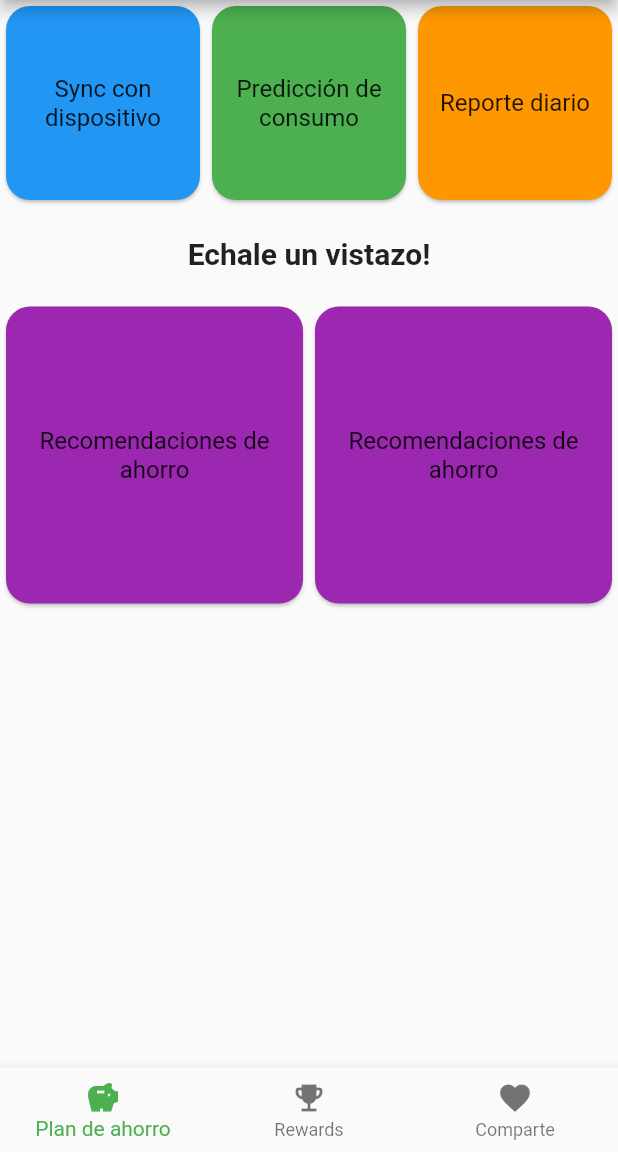
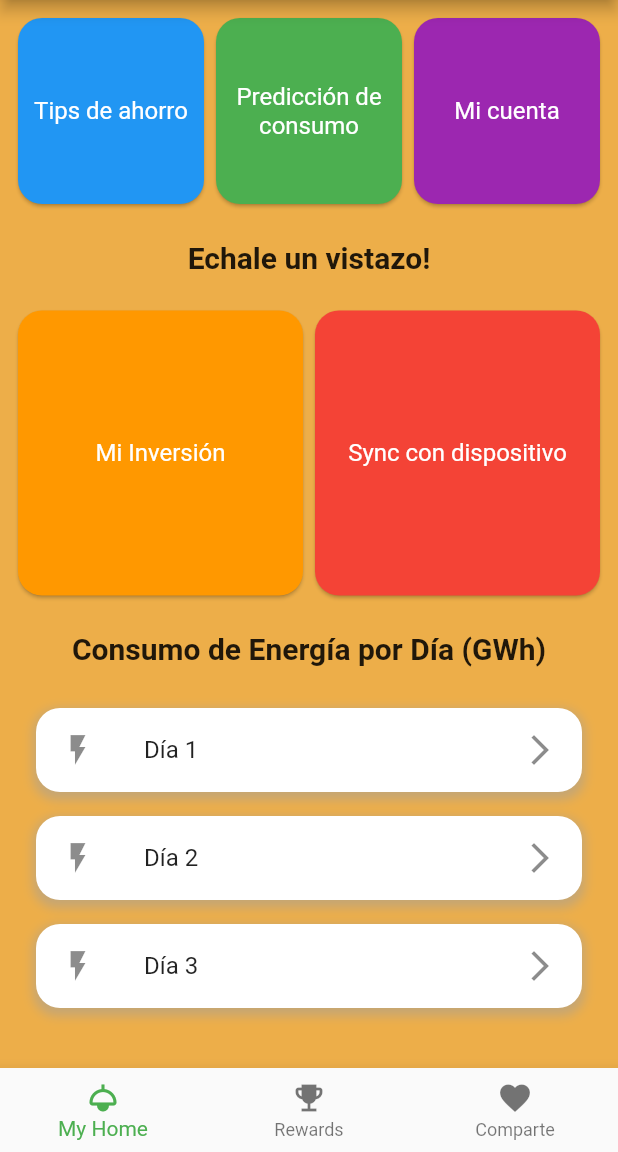
Before and after one commit to JocelynVelarde/Resourcify, a Flutter app: the HomePage screen opened directly, on a phone screen of 412 x 824 dp, the part 84-1236 px from its top. Run offline on Flutter 3.47's test engine with Material 2 defaults, Android fonts, the phone set to English and light mode, and no system bars; our stand-ins replace dots_indicator, firebase_auth, percent_indicator; missing offline and left inert: draw_graph; accounts and stored records are empty.

Commit message:
finished home page, missing some directories

```diff
--- a/lib/home.dart
+++ b/lib/home.dart
@@ -1,10 +1,13 @@
 import 'package:flutter/material.dart';
+import 'package:flutter_application_1/community.dart';
+import 'package:flutter_application_1/graphDaily.dart';
+import 'package:flutter_application_1/myhome.dart';
+import 'package:flutter_application_1/rewards.dart';
 
 class HomePage extends StatefulWidget {
   const HomePage({Key? key}) : super(key: key);
 
   @override
-  // ignore: library_private_types_in_public_api
   _HomePageState createState() => _HomePageState();
 }
 
@@ -14,34 +17,70 @@ class _HomePageState extends State<HomePage> {
   void _onItemTapped(int index) {
     setState(() {
       _selectedIndex = index;
+      switch (index) {
+        case 0:
+          Navigator.push(context,
+              MaterialPageRoute(builder: (context) => ManageHomePage()));
+          break;
+        case 1:
+          // Navigate to 'Rewards' page
+          // You can replace 'RewardsPage' with the actual widget for this page
+          Navigator.push(
+              context, MaterialPageRoute(builder: (context) => RewardsPage()));
+          break;
+        case 2:
+          // Navigate to 'Comparte' page
+          // You can replace 'CompartePage' with the actual widget for this page
+          Navigator.push(context,
+              MaterialPageRoute(builder: (context) => CommunityPage()));
+          break;
+      }
     });
   }
-
 List<Widget> _buildCards() {
   return [
     _buildCard(
       color: Colors.blue,
-        text: 'Sync con dispositivo',
+      text: 'Tips de ahorro',
+      index: 1,
     ),
     _buildCard(
       color: Colors.green,
       text: 'Predicción de consumo',
+      index: 2,
+    ),
+    _buildCard(
+      color: Colors.purple, // Change color to purple
+      text: 'Mi cuenta', // Change text to "Recomendaciones de Ahorro"
+      index: 3, // Update the index if needed
     ),
     _buildCard(
       color: Colors.orange,
-        text: 'Reporte diario',
+      text: 'Mi Inversión', // Change text to "Mi Inversión"
+      index: 4, // Update the index if needed
     ),
+    _buildCard(color: Colors.red, text: "Sync con dispositivo", index: 5)
   ];
 }
 
 
-
-
-  Widget _buildCard({required Color color, required String text}) {
-    return Card(
+  Widget _buildCard(
+      {required Color color, required String text, required int index}) {
+    return GestureDetector(
+      onTap: () {
+        print("HOLA");
+        if (index == 1) {
+          Navigator.push(context,
+              MaterialPageRoute(builder: (context) => const GraphScreen()));
+        } else {
+          Navigator.push(context,
+    MaterialPageRoute(builder: (context) => const GraphScreen()));
+        }
+      },
+      child: Card(
         color: color,
         shape: RoundedRectangleBorder(
-        borderRadius: BorderRadius.circular(16.0), // Esquinas redondeadas
+          borderRadius: BorderRadius.circular(16.0), // Rounded borders
         ),
         child: Center(
           child: Text(
@@ -49,6 +88,8 @@ class _HomePageState extends State<HomePage> {
             textAlign: TextAlign.center,
             style: const TextStyle(
               fontSize: 16,
+              color: Colors.white, // Text color
+            ),
           ),
         ),
       ),
@@ -58,9 +99,10 @@ class _HomePageState extends State<HomePage> {
   @override
   Widget build(BuildContext context) {
     return Scaffold(
+      backgroundColor: const Color(0xFFEDAE49),
       appBar: AppBar(
         title: const Padding(
-          padding: const EdgeInsets.symmetric(horizontal: 16.0),
+          padding: EdgeInsets.symmetric(horizontal: 16.0),
           child: Text('Resourcify'),
         ),
         actions: [
@@ -78,58 +120,101 @@ class _HomePageState extends State<HomePage> {
           ),
         ],
       ),
-      body: Column(
+      body: Padding(
+        padding: const EdgeInsets.all(8.0),
+        child: Column(
           children: [
             GridView.builder(
               shrinkWrap: true,
               gridDelegate: const SliverGridDelegateWithFixedCrossAxisCount(
                 crossAxisCount: 3,
               ),
-            itemCount: 3, // Número de tarjetas
+              itemCount: 3,
               itemBuilder: (context, index) {
                 return _buildCards()[index];
               },
             ),
-          SizedBox(height: 20), // Espacio entre las dos filas
+            SizedBox(height: 20),
             Text(
               'Echale un vistazo!',
               textAlign: TextAlign.left,
               style: TextStyle(
                 fontSize: 20,
                 fontWeight: FontWeight.bold,
-
               ),
             ),
-          SizedBox(height: 20), // Espacio entre el texto y la segunda fila
+            SizedBox(height: 20),
             GridView.builder(
               shrinkWrap: true,
               gridDelegate: const SliverGridDelegateWithFixedCrossAxisCount(
                 crossAxisCount: 2,
               ),
-            itemCount: 2, // Número de nuevos cuadros medianos
+              itemCount: 2,
               itemBuilder: (context, index) {
-              // Aquí puedes construir los cuadros medianos según tus necesidades
-              return _buildCard(
-                color: Colors.purple, // Personaliza el color
-                text: 'Recomendaciones de ahorro', // Personaliza el texto
-              );
+                return _buildCards(
 
-
+                )[index+3];
               },
             ),
+            SizedBox(height: 20),
+            Text(
+              'Consumo de Energía por Día (GWh)',
+              style: TextStyle(
+                fontSize: 20,
+                fontWeight: FontWeight.bold,
+              ),
+            ),
+            SizedBox(height: 20),
+            Expanded(
+              child: ListView.builder(
+                itemCount: 3,
+                itemBuilder: (context, index) {
+                  return GestureDetector(
+                    onTap: () {
+                      // Handle list item click here
+                      Navigator.push(context,
+                          MaterialPageRoute(builder: (context) => GraphScreen()));
+                    },
+                    child: Container(
+                      margin: EdgeInsets.symmetric(vertical: 8, horizontal: 16),
+                      decoration: BoxDecoration(
+                        color: Colors.white, // Background color
+                        borderRadius:
+                            BorderRadius.circular(16), // Rounded borders
+                        boxShadow: [
+                          BoxShadow(
+                            color: Colors.grey.withOpacity(0.5),
+                            spreadRadius: 2,
+                            blurRadius: 5,
+                            offset: Offset(0, 3),
+                          ),
                         ],
+                      ),
+                      child: ListTile(
+                        leading: Icon(Icons.flash_on), // Electricity ray icon
+                        title: Text('Día ${index + 1}'),
+                        trailing: Icon(Icons.arrow_forward_ios),
+                      ),
+                    ),
+                  );
+                },
+              ),
+            ),
+          ],
+        ),
       ),
       bottomNavigationBar: BottomNavigationBar(
         items: const <BottomNavigationBarItem>[
           BottomNavigationBarItem(
-            icon: Icon(Icons.savings),
-            label: 'Plan de ahorro',
+            icon: Icon(Icons.light),
+            label: 'My Home',
           ),
           BottomNavigationBarItem(
             icon: Icon(Icons.emoji_events),
             label: 'Rewards',
           ),
-          BottomNavigationBarItem(icon: Icon(Icons.favorite), label: "Comparte"),
+          BottomNavigationBarItem(
+              icon: Icon(Icons.favorite), label: "Comparte"),
         ],
         currentIndex: _selectedIndex,
         selectedItemColor: Colors.green,
--- a/pubspec.yaml
+++ b/pubspec.yaml
@@ -44,6 +44,8 @@ dependencies:
   flutter_spinkit: ^5.2.0
   google_fonts: ^5.1.0
   percent_indicator: ^4.2.3
+  fl_chart: ^0.63.0
+  draw_graph: ^1.0.0
 
 dev_dependencies:
   flutter_test:
```
Also changed, not shown: lib/graphDaily.dart (added, +105 -0 lines), pubspec.lock. Lines whose indentation alone changed are shown as unchanged.
